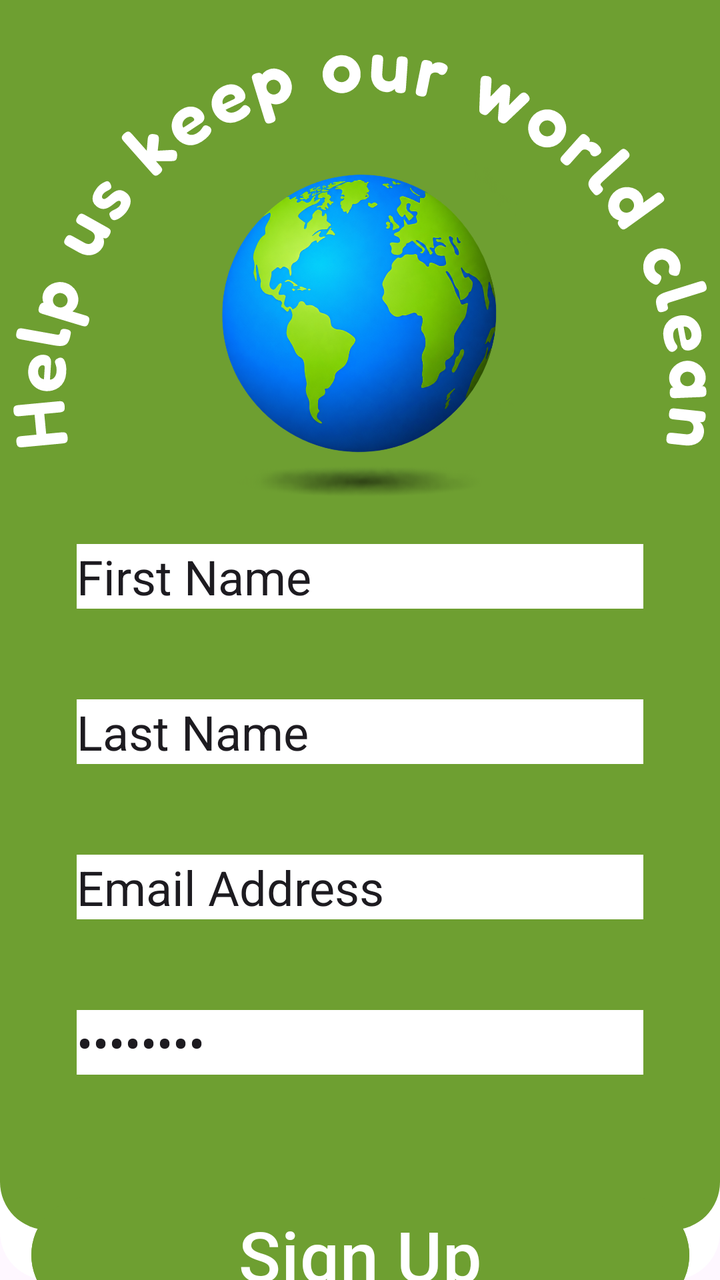
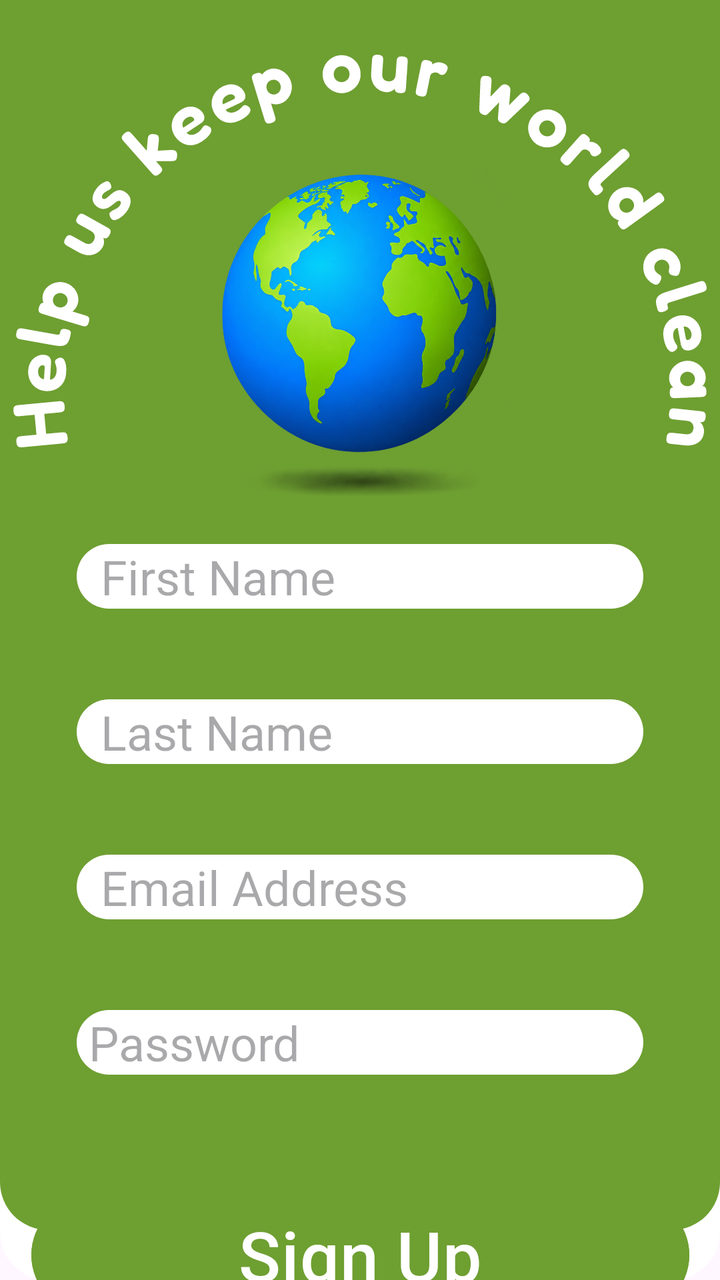

Before-and-after screenshots of an Android layout around one commit, followed by the original layout XML and the change that was made.
<!-- AndroidManifest.xml: application theme Theme.MyApplication -->
<!-- res/layout/activity_register.xml -->
<?xml version="1.0" encoding="utf-8"?>
<androidx.constraintlayout.widget.ConstraintLayout xmlns:android="http://schemas.android.com/apk/res/android"
    xmlns:app="http://schemas.android.com/apk/res-auto"
    xmlns:tools="http://schemas.android.com/tools"
    android:id="@+id/main"
    android:background="@drawable/rounded_bg"
    android:layout_width="match_parent"
    android:layout_height="match_parent"
    tools:context=".RegisterActivity">

    <View
        android:id="@+id/GreenBackground"
        android:layout_width="0dp"
        android:layout_height="615dp"
        android:background="@drawable/rounded_bg_green"
        app:layout_constraintBottom_toBottomOf="parent"
        app:layout_constraintEnd_toEndOf="parent"
        app:layout_constraintHorizontal_bias="0.0"
        app:layout_constraintStart_toStartOf="parent"
        app:layout_constraintTop_toTopOf="parent"
        app:layout_constraintVertical_bias="0.0" />

    <ImageView
        android:id="@+id/imageView"
        android:layout_width="0dp"
        android:layout_height="wrap_content"
        app:tint="@color/white"
        app:layout_constraintBottom_toBottomOf="@+id/recycleIcon"
        app:layout_constraintEnd_toEndOf="parent"
        app:layout_constraintStart_toStartOf="parent"
        app:layout_constraintTop_toTopOf="@+id/GreenBackground"
        app:layout_constraintVertical_bias="0.0"
        app:srcCompat="@drawable/help_us_keep_our_world_clean" />

    <ImageView
        android:id="@+id/recycleIcon"
        android:layout_width="218dp"
        android:layout_height="213dp"
        app:layout_constraintBottom_toBottomOf="parent"
        app:layout_constraintEnd_toEndOf="parent"
        app:layout_constraintHorizontal_bias="0.497"
        app:layout_constraintStart_toStartOf="parent"
        app:layout_constraintTop_toTopOf="parent"
        app:layout_constraintVertical_bias="0.138"
        app:srcCompat="@drawable/globe" />

    <EditText
        android:id="@+id/firstName"
        android:layout_width="wrap_content"
        android:layout_height="wrap_content"
        android:background="@color/white"
        android:ems="10"
        android:inputType="text"
        android:text="First Name"
        android:textSize="24sp"
        app:layout_constraintBottom_toBottomOf="@+id/GreenBackground"
        app:layout_constraintEnd_toEndOf="parent"
        app:layout_constraintStart_toStartOf="parent"
        app:layout_constraintTop_toBottomOf="@+id/recycleIcon"
        app:layout_constraintVertical_bias="0.0" />

    <EditText
        android:id="@+id/lastName"
        android:layout_width="wrap_content"
        android:layout_height="wrap_content"
        android:background="@color/white"
        android:ems="10"
        android:inputType="text"
        android:text="Last Name"
        android:textSize="24sp"
        app:layout_constraintBottom_toBottomOf="@+id/GreenBackground"
        app:layout_constraintEnd_toEndOf="parent"
        app:layout_constraintStart_toStartOf="parent"
        app:layout_constraintTop_toBottomOf="@+id/recycleIcon"
        app:layout_constraintVertical_bias="0.25" />

    <EditText
        android:id="@+id/editTextTextEmailAddress"
        android:layout_width="wrap_content"
        android:layout_height="wrap_content"
        android:background="@color/white"
        android:ems="10"
        android:inputType="textEmailAddress"
        android:text="Email Address"
        android:textSize="24sp"
        app:layout_constraintBottom_toBottomOf="@+id/GreenBackground"
        app:layout_constraintEnd_toEndOf="parent"
        app:layout_constraintStart_toStartOf="parent"
        app:layout_constraintTop_toBottomOf="@+id/recycleIcon"
        app:layout_constraintVertical_bias="0.5" />

    <EditText
        android:id="@+id/editTextNumberPassword"
        android:layout_width="wrap_content"
        android:layout_height="wrap_content"
        android:background="@color/white"
        android:ems="10"
        android:inputType="numberPassword"
        android:text="Password"
        android:textSize="24sp"
        app:layout_constraintBottom_toBottomOf="@+id/GreenBackground"
        app:layout_constraintEnd_toEndOf="parent"
        app:layout_constraintStart_toStartOf="parent"
        app:layout_constraintTop_toBottomOf="@+id/recycleIcon"
        app:layout_constraintVertical_bias="0.75" />

    <Button
        android:id="@+id/signUp"
        android:layout_width="329dp"
        android:layout_height="wrap_content"
        android:backgroundTint="@color/BackGroundGreen"
        android:text="Sign Up"
        android:textSize="34.8sp"
        app:layout_constraintBottom_toBottomOf="parent"
        app:layout_constraintEnd_toEndOf="parent"
        app:layout_constraintStart_toStartOf="parent"
        app:layout_constraintTop_toBottomOf="@+id/GreenBackground" />

</androidx.constraintlayout.widget.ConstraintLayout>
<!-- resources referenced by this layout -->
<resources>
  <color name="BackGroundGreen">#6E9F31</color>
  <color name="white">#FFFFFFFF</color>
  <!-- drawable globe: png bitmap (drawable, 728466 bytes) -->
  <!-- drawable help_us_keep_our_world_clean: vector/xml drawable (drawable, 20285 chars, omitted) -->
  <!-- drawable rounded_bg (drawable) -->
  <?xml version="1.0" encoding="utf-8"?>
  <shape xmlns:android="http://schemas.android.com/apk/res/android"
      android:shape="rectangle">
  
      <solid android:color="@color/white" />
  
      <corners android:radius="24dp" />
  
  </shape>
  <!-- drawable rounded_bg_green (drawable) -->
  <?xml version="1.0" encoding="utf-8"?>
  <shape xmlns:android="http://schemas.android.com/apk/res/android"
      android:shape="rectangle">
  
      <solid android:color="@color/BackGroundGreen" />
  
      <corners android:bottomLeftRadius="24dp"
              android:bottomRightRadius="24dp" />
  
  </shape>
  <style name="Theme.MyApplication" parent="Theme.MaterialComponents.DayNight.NoActionBar" />
</resources>

<!-- the commit's change to res/layout/activity_register.xml (unified diff, before → after) -->
@@ -48,10 +48,10 @@
         android:id="@+id/firstName"
         android:layout_width="wrap_content"
         android:layout_height="wrap_content"
-        android:background="@color/white"
+        android:background="@drawable/rounded_bg"
         android:ems="10"
+        android:hint="  First Name"
         android:inputType="text"
-        android:text="First Name"
         android:textSize="24sp"
         app:layout_constraintBottom_toBottomOf="@+id/GreenBackground"
         app:layout_constraintEnd_toEndOf="parent"
@@ -63,10 +63,10 @@
         android:id="@+id/lastName"
         android:layout_width="wrap_content"
         android:layout_height="wrap_content"
-        android:background="@color/white"
+        android:background="@drawable/rounded_bg"
         android:ems="10"
+        android:hint="  Last Name"
         android:inputType="text"
-        android:text="Last Name"
         android:textSize="24sp"
         app:layout_constraintBottom_toBottomOf="@+id/GreenBackground"
         app:layout_constraintEnd_toEndOf="parent"
@@ -78,10 +78,10 @@
         android:id="@+id/editTextTextEmailAddress"
         android:layout_width="wrap_content"
         android:layout_height="wrap_content"
-        android:background="@color/white"
+        android:background="@drawable/rounded_bg"
         android:ems="10"
+        android:hint="  Email Address"
         android:inputType="textEmailAddress"
-        android:text="Email Address"
         android:textSize="24sp"
         app:layout_constraintBottom_toBottomOf="@+id/GreenBackground"
         app:layout_constraintEnd_toEndOf="parent"
@@ -93,10 +93,10 @@
         android:id="@+id/editTextNumberPassword"
         android:layout_width="wrap_content"
         android:layout_height="wrap_content"
-        android:background="@color/white"
+        android:background="@drawable/rounded_bg"
         android:ems="10"
+        android:hint=" Password"
         android:inputType="numberPassword"
-        android:text="Password"
         android:textSize="24sp"
         app:layout_constraintBottom_toBottomOf="@+id/GreenBackground"
         app:layout_constraintEnd_toEndOf="parent"
